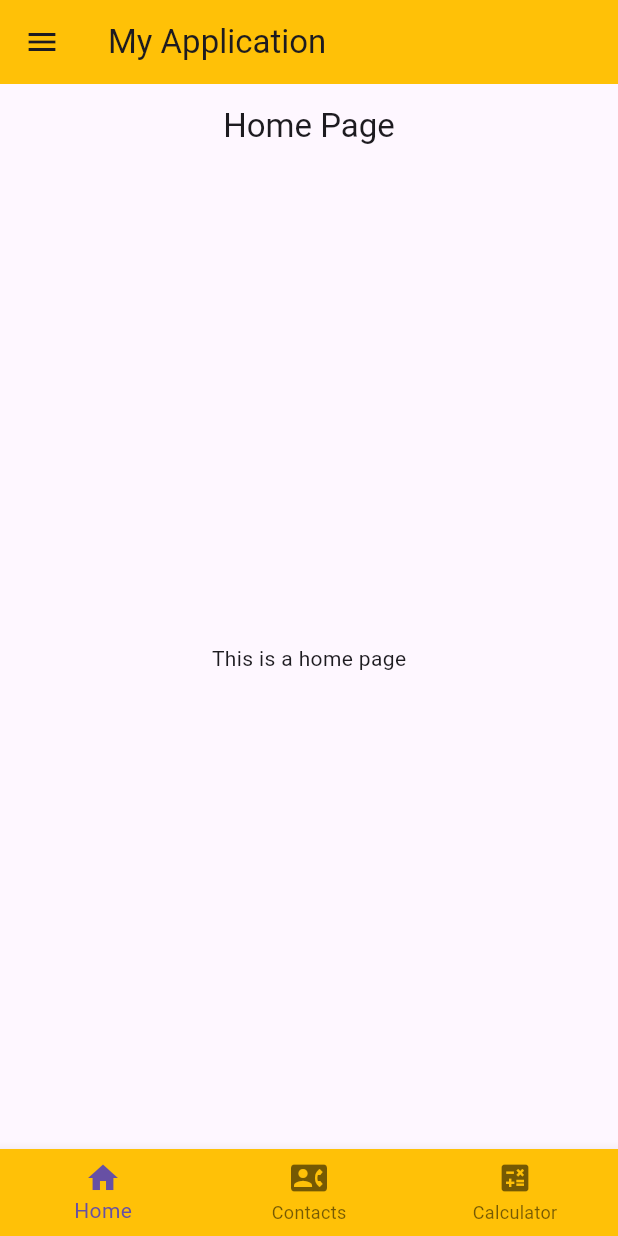
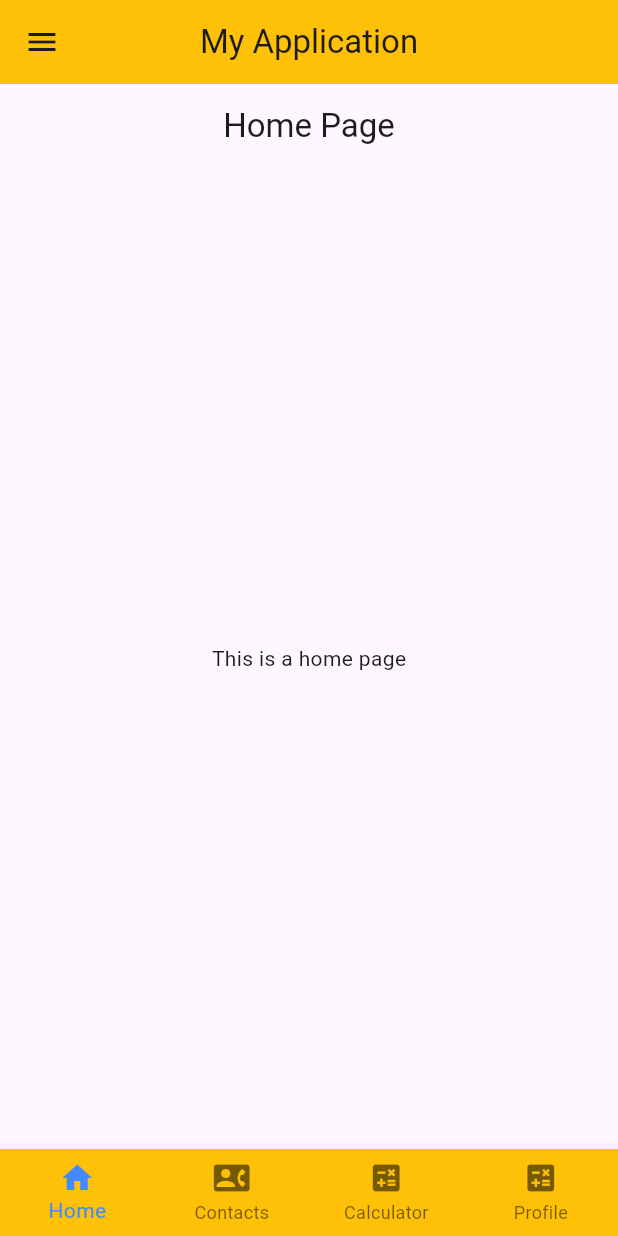
Before and after one commit to Webamz/learning_flutter_2, a Flutter app: the screen it shows after launch, on a phone screen of 412 x 824 dp. Run offline on Flutter 3.47's test engine with Material 3 defaults, Android fonts, the phone set to English and light mode, and no system bars.

```diff
--- a/learning_flutter_2/lib/main_page.dart
+++ b/learning_flutter_2/lib/main_page.dart
@@ -30,6 +30,7 @@ class _MainPageState extends State<MainPage> {
       ),
       appBar: AppBar(
         backgroundColor: Colors.amber,
+        centerTitle: true,
         title: const Text("My Application"),
       ),
       body: pages[currentIndex],
@@ -39,9 +40,9 @@ class _MainPageState extends State<MainPage> {
           BottomNavigationBarItem(
               icon: Icon(Icons.contact_phone), label: "Contacts"),
           BottomNavigationBarItem(
-              icon: Icon(Icons.calculate), label: "Calculator")
-          // BottomNavigationBarItem(
-          //     icon: Icon(Icons.calculate), label: "Profile"),
+              icon: Icon(Icons.calculate), label: "Calculator"),
+          BottomNavigationBarItem(
+              icon: Icon(Icons.calculate), label: "Profile"),
         ],
         currentIndex: currentIndex,
         onTap: (index) {
@@ -49,7 +50,9 @@ class _MainPageState extends State<MainPage> {
             currentIndex = index;
           });
         },
+        type: BottomNavigationBarType.fixed,
         backgroundColor: Colors.amber,
+        fixedColor: Colors.blueAccent,
       ),
     );
   }
```
